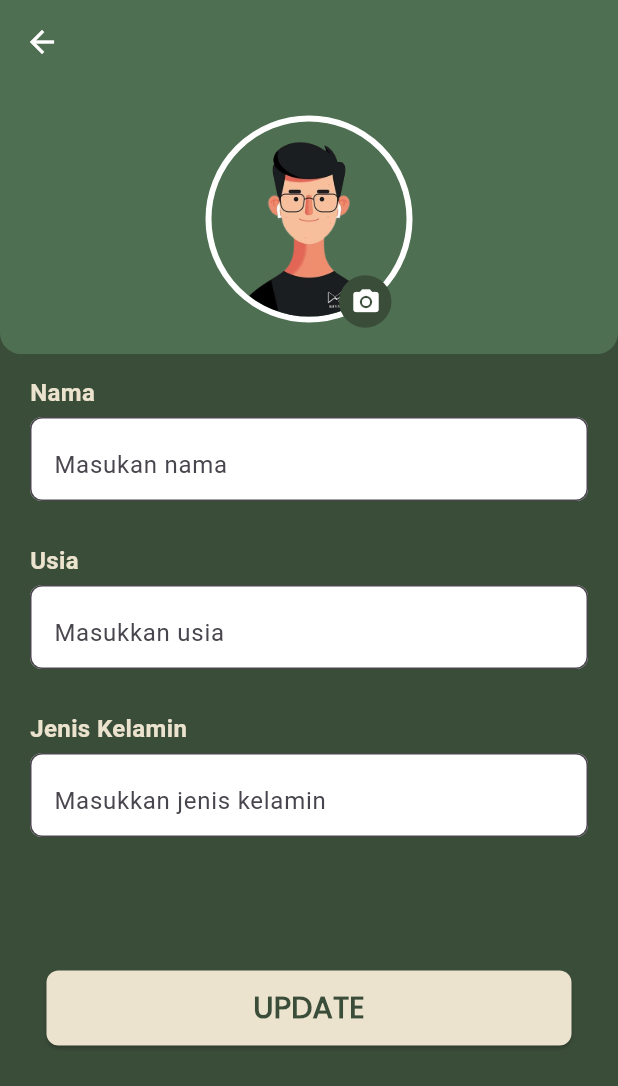
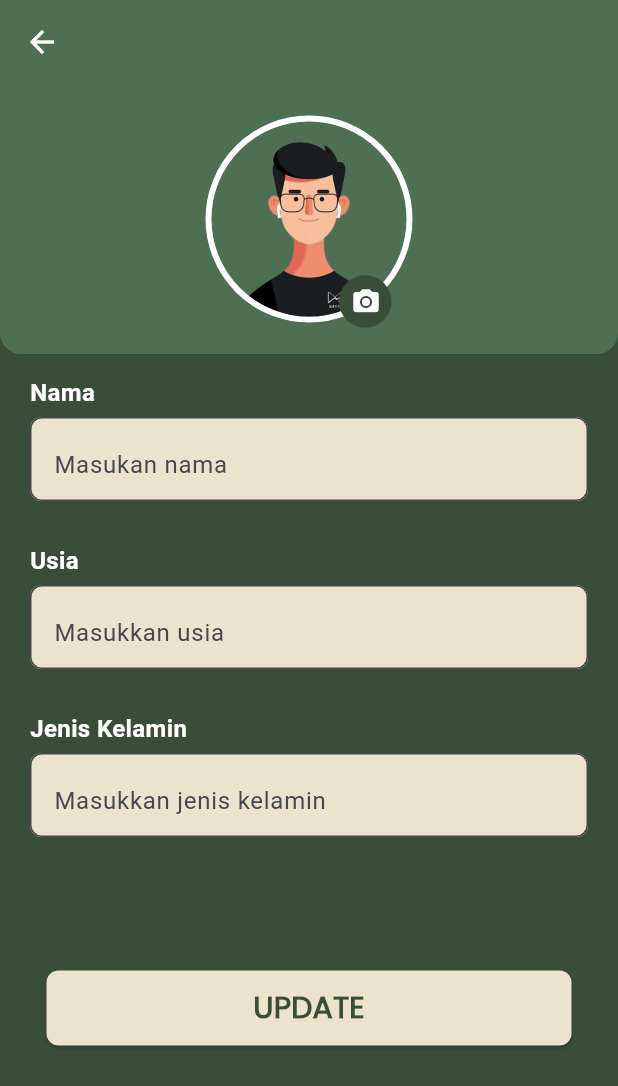
Before and after one commit to Wery-wer/DOsify-App, a Flutter app: the ProfilePage screen opened directly, on a phone screen of 412 x 824 dp. Shown: the top 1086 px of the screen. Run offline on Flutter 3.47's test engine with Material 3 defaults, Android fonts, the phone set to English and light mode, and no system bars.

Commit message:
update profile

```diff
--- a/lib/screen/Profile.dart
+++ b/lib/screen/Profile.dart
@@ -188,7 +188,7 @@ class customTextField extends StatelessWidget {
           Text(
             title,
             style: const TextStyle(
-              color: GColors.textTitle, // Ubah warna teks
+              color: Colors.white, // Ubah warna teks
               height: 2,
               fontWeight: FontWeight.bold,
               fontSize: 16,
@@ -203,12 +203,12 @@ class customTextField extends StatelessWidget {
               textAlignVertical: TextAlignVertical.bottom,
               controller: controller,
               decoration: InputDecoration(
-                  fillColor: Colors.white,
+                  fillColor: GColors.textTitle,
                   filled: true,
                   border: OutlineInputBorder(
                       borderRadius: BorderRadius.circular(8),
                       borderSide: const BorderSide(
-                        color: Color(0xffA9A9A9),
+                        color: GColors.primaryBackground,
                       )),
                   hintText: hintText),
               obscureText: false,
```
